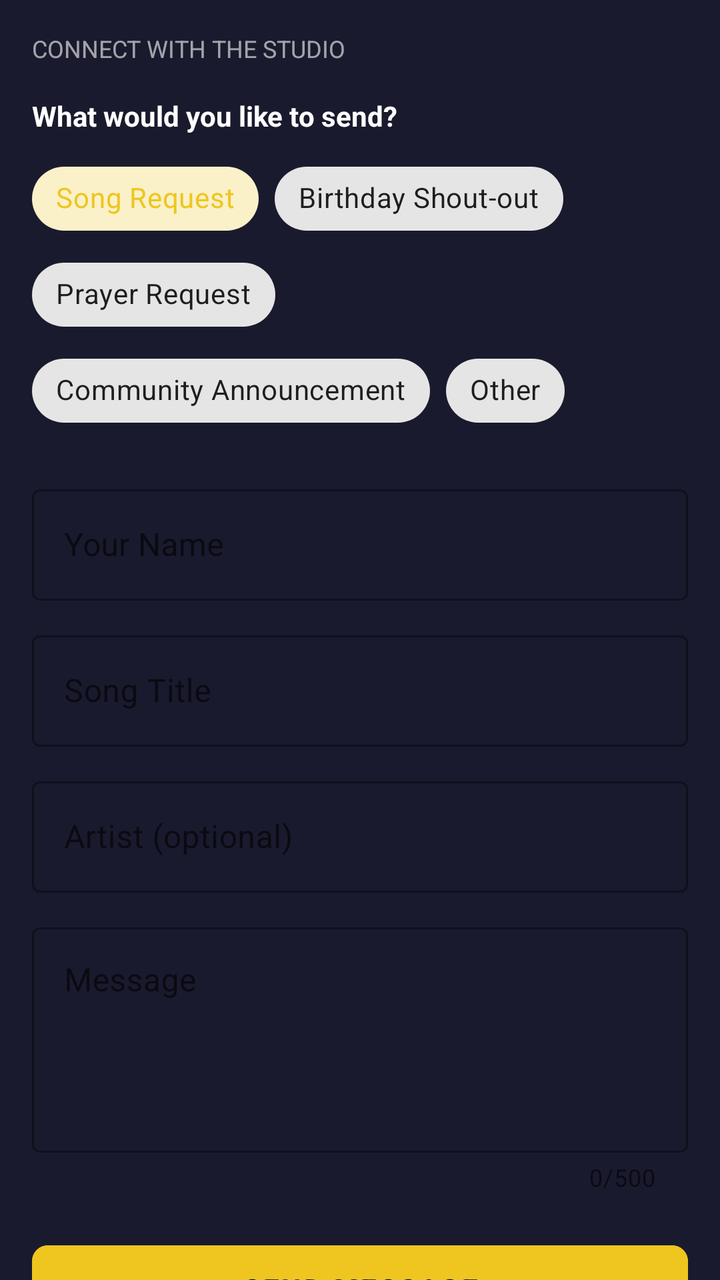
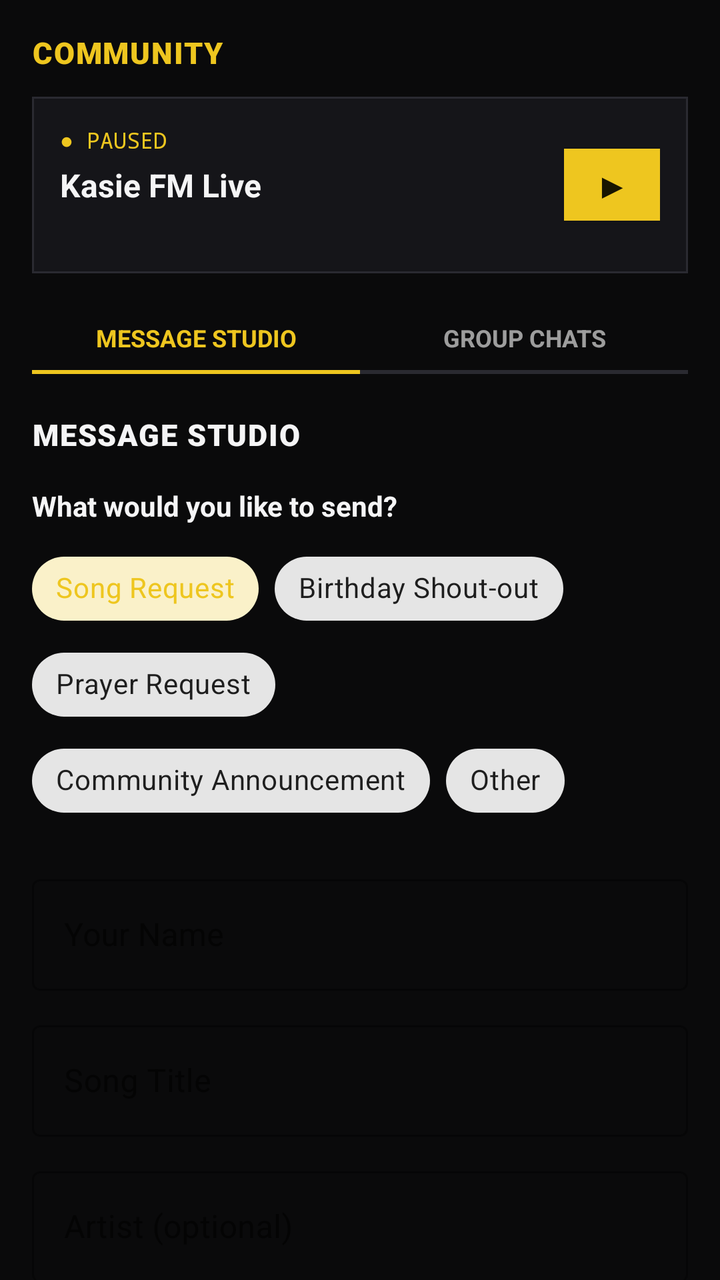

An Android layout rendered at two revisions. The XML below is the earlier revision; the diff shows what the commit changed to produce the second picture.
<!-- AndroidManifest.xml: application theme Theme.KasiStream -->
<!-- res/layout/fragment_connect.xml -->
<?xml version="1.0" encoding="utf-8"?>
<androidx.core.widget.NestedScrollView xmlns:android="http://schemas.android.com/apk/res/android"
    xmlns:app="http://schemas.android.com/apk/res-auto"
    android:layout_width="match_parent"
    android:layout_height="match_parent"
    android:clipToPadding="false"
    android:fillViewport="true"
    android:paddingBottom="24dp">

    <LinearLayout
        android:layout_width="match_parent"
        android:layout_height="wrap_content"
        android:background="#1A1A2E"
        android:orientation="vertical"
        android:padding="16dp">

        <TextView
            android:layout_width="wrap_content"
            android:layout_height="wrap_content"
            android:text="CONNECT WITH THE STUDIO"
            android:textColor="#99FFFFFF"
            android:textSize="12sp" />

        
        <TextView
            android:layout_width="wrap_content"
            android:layout_height="wrap_content"
            android:layout_marginTop="16dp"
            android:text="What would you like to send?"
            android:textColor="#FFFFFF"
            android:textSize="14sp"
            android:textStyle="bold" />

        <com.google.android.material.chip.ChipGroup
            android:id="@+id/request_type_group"
            android:layout_width="match_parent"
            android:layout_height="wrap_content"
            android:layout_marginTop="8dp"
            app:singleSelection="true">

            <com.google.android.material.chip.Chip
                android:id="@+id/chip_song_request"
                style="@style/Widget.MaterialComponents.Chip.Choice"
                android:layout_width="wrap_content"
                android:layout_height="wrap_content"
                android:checked="true"
                android:text="Song Request" />

            <com.google.android.material.chip.Chip
                android:id="@+id/chip_birthday"
                style="@style/Widget.MaterialComponents.Chip.Choice"
                android:layout_width="wrap_content"
                android:layout_height="wrap_content"
                android:text="Birthday Shout-out" />

            <com.google.android.material.chip.Chip
                android:id="@+id/chip_prayer"
                style="@style/Widget.MaterialComponents.Chip.Choice"
                android:layout_width="wrap_content"
                android:layout_height="wrap_content"
                android:text="Prayer Request" />

            <com.google.android.material.chip.Chip
                android:id="@+id/chip_announcement"
                style="@style/Widget.MaterialComponents.Chip.Choice"
                android:layout_width="wrap_content"
                android:layout_height="wrap_content"
                android:text="Community Announcement" />

            <com.google.android.material.chip.Chip
                android:id="@+id/chip_other"
                style="@style/Widget.MaterialComponents.Chip.Choice"
                android:layout_width="wrap_content"
                android:layout_height="wrap_content"
                android:text="Other" />

        </com.google.android.material.chip.ChipGroup>

        
        <com.google.android.material.textfield.TextInputLayout
            android:id="@+id/name_input_layout"
            style="@style/Widget.MaterialComponents.TextInputLayout.OutlinedBox"
            android:layout_width="match_parent"
            android:layout_height="wrap_content"
            android:layout_marginTop="20dp"
            android:hint="Your Name">

            <com.google.android.material.textfield.TextInputEditText
                android:id="@+id/name_input"
                android:layout_width="match_parent"
                android:layout_height="wrap_content"
                android:inputType="textPersonName" />

        </com.google.android.material.textfield.TextInputLayout>

        
        <LinearLayout
            android:id="@+id/song_fields_container"
            android:layout_width="match_parent"
            android:layout_height="wrap_content"
            android:orientation="vertical"
            android:visibility="visible">

            <com.google.android.material.textfield.TextInputLayout
                android:id="@+id/song_title_input_layout"
                style="@style/Widget.MaterialComponents.TextInputLayout.OutlinedBox"
                android:layout_width="match_parent"
                android:layout_height="wrap_content"
                android:layout_marginTop="12dp"
                android:hint="Song Title">

                <com.google.android.material.textfield.TextInputEditText
                    android:id="@+id/song_title_input"
                    android:layout_width="match_parent"
                    android:layout_height="wrap_content"
                    android:inputType="text" />

            </com.google.android.material.textfield.TextInputLayout>

            <com.google.android.material.textfield.TextInputLayout
                style="@style/Widget.MaterialComponents.TextInputLayout.OutlinedBox"
                android:layout_width="match_parent"
                android:layout_height="wrap_content"
                android:layout_marginTop="12dp"
                android:hint="Artist (optional)">

                <com.google.android.material.textfield.TextInputEditText
                    android:id="@+id/artist_input"
                    android:layout_width="match_parent"
                    android:layout_height="wrap_content"
                    android:inputType="text" />

            </com.google.android.material.textfield.TextInputLayout>

        </LinearLayout>

        
        <com.google.android.material.textfield.TextInputLayout
            android:id="@+id/message_input_layout"
            style="@style/Widget.MaterialComponents.TextInputLayout.OutlinedBox"
            android:layout_width="match_parent"
            android:layout_height="wrap_content"
            android:layout_marginTop="12dp"
            android:hint="Message"
            app:counterEnabled="true"
            app:counterMaxLength="500">

            <com.google.android.material.textfield.TextInputEditText
                android:id="@+id/message_input"
                android:layout_width="match_parent"
                android:layout_height="wrap_content"
                android:gravity="top"
                android:inputType="textMultiLine"
                android:lines="4"
                android:maxLength="500" />

        </com.google.android.material.textfield.TextInputLayout>

        
        <com.google.android.material.button.MaterialButton
            android:id="@+id/send_whatsapp_button"
            android:layout_width="match_parent"
            android:layout_height="wrap_content"
            android:layout_marginTop="20dp"
            android:backgroundTint="#EEC61F"
            android:paddingTop="12dp"
            android:paddingBottom="12dp"
            android:text="SEND MESSAGE"
            android:textColor="#0D0F0F"
            android:textStyle="bold"
            app:cornerRadius="8dp" />

        <com.google.android.material.button.MaterialButton
            android:id="@+id/sms_button"
            style="@style/Widget.MaterialComponents.Button.OutlinedButton"
            android:layout_width="match_parent"
            android:layout_height="wrap_content"
            android:layout_marginTop="12dp"
            android:paddingTop="12dp"
            android:paddingBottom="12dp"
            android:text="SMS THE STUDIO"
            android:textColor="#FFFFFF"
            app:cornerRadius="8dp"
            app:strokeColor="#EEC61F" />

        <com.google.android.material.button.MaterialButton
            android:id="@+id/call_button"
            style="@style/Widget.MaterialComponents.Button.OutlinedButton"
            android:layout_width="match_parent"
            android:layout_height="wrap_content"
            android:layout_marginTop="12dp"
            android:layout_marginBottom="4dp"
            android:paddingTop="12dp"
            android:paddingBottom="12dp"
            android:text="CALL THE STUDIO"
            android:textColor="#FFFFFF"
            app:cornerRadius="8dp"
            app:strokeColor="#EEC61F" />

    </LinearLayout>

</androidx.core.widget.NestedScrollView>
<!-- resources referenced by this layout -->
<resources>
  <style name="Theme.KasiStream" parent="Theme.MaterialComponents.DayNight.NoActionBar">
          <item name="colorPrimary">@color/kasie_accent</item>
          <item name="android:statusBarColor">@color/kasie_toolbar</item>
      </style>
  <color name="kasie_accent">#EEC61F</color>
  <color name="kasie_toolbar">#000000</color>
</resources>

<!-- the commit's change to res/layout/fragment_connect.xml (unified diff, before → after) -->
@@ -1,202 +1,73 @@
 <?xml version="1.0" encoding="utf-8"?>
-<androidx.core.widget.NestedScrollView xmlns:android="http://schemas.android.com/apk/res/android"
-    xmlns:app="http://schemas.android.com/apk/res-auto"
-    android:layout_width="match_parent"
-    android:layout_height="match_parent"
-    android:clipToPadding="false"
-    android:fillViewport="true"
-    android:paddingBottom="24dp">
+<androidx.core.widget.NestedScrollView xmlns:android="http://schemas.android.com/apk/res/android" xmlns:app="http://schemas.android.com/apk/res-auto"
+    android:layout_width="match_parent" android:layout_height="match_parent" android:clipToPadding="false" android:fillViewport="true" android:paddingBottom="24dp">
+    <LinearLayout android:layout_width="match_parent" android:layout_height="wrap_content" android:background="@color/kasie_background" android:orientation="vertical" android:padding="16dp">
+        <TextView android:layout_width="wrap_content" android:layout_height="wrap_content" android:text="COMMUNITY" android:textAppearance="@style/TextAppearance.Kasie.Section" android:textColor="@color/kasie_accent" />
 
-    <LinearLayout
-        android:layout_width="match_parent"
-        android:layout_height="wrap_content"
-        android:background="#1A1A2E"
-        android:orientation="vertical"
-        android:padding="16dp">
-
-        <TextView
-            android:layout_width="wrap_content"
-            android:layout_height="wrap_content"
-            android:text="CONNECT WITH THE STUDIO"
-            android:textColor="#99FFFFFF"
-            android:textSize="12sp" />
-
-        
-        <TextView
-            android:layout_width="wrap_content"
-            android:layout_height="wrap_content"
-            android:layout_marginTop="16dp"
-            android:text="What would you like to send?"
-            android:textColor="#FFFFFF"
-            android:textSize="14sp"
-            android:textStyle="bold" />
-
-        <com.google.android.material.chip.ChipGroup
-            android:id="@+id/request_type_group"
-            android:layout_width="match_parent"
-            android:layout_height="wrap_content"
-            android:layout_marginTop="8dp"
-            app:singleSelection="true">
-
-            <com.google.android.material.chip.Chip
-                android:id="@+id/chip_song_request"
-                style="@style/Widget.MaterialComponents.Chip.Choice"
-                android:layout_width="wrap_content"
-                android:layout_height="wrap_content"
-                android:checked="true"
-                android:text="Song Request" />
-
-            <com.google.android.material.chip.Chip
-                android:id="@+id/chip_birthday"
-                style="@style/Widget.MaterialComponents.Chip.Choice"
-                android:layout_width="wrap_content"
-                android:layout_height="wrap_content"
-                android:text="Birthday Shout-out" />
-
-            <com.google.android.material.chip.Chip
-                android:id="@+id/chip_prayer"
-                style="@style/Widget.MaterialComponents.Chip.Choice"
-                android:layout_width="wrap_content"
-                android:layout_height="wrap_content"
-                android:text="Prayer Request" />
-
-            <com.google.android.material.chip.Chip
-                android:id="@+id/chip_announcement"
-                style="@style/Widget.MaterialComponents.Chip.Choice"
-                android:layout_width="wrap_content"
-                android:layout_height="wrap_content"
-                android:text="Community Announcement" />
-
-            <com.google.android.material.chip.Chip
-                android:id="@+id/chip_other"
-                style="@style/Widget.MaterialComponents.Chip.Choice"
-                android:layout_width="wrap_content"
-                android:layout_height="wrap_content"
-                android:text="Other" />
-
-        </com.google.android.material.chip.ChipGroup>
-
-        
-        <com.google.android.material.textfield.TextInputLayout
-            android:id="@+id/name_input_layout"
-            style="@style/Widget.MaterialComponents.TextInputLayout.OutlinedBox"
-            android:layout_width="match_parent"
-            android:layout_height="wrap_content"
-            android:layout_marginTop="20dp"
-            android:hint="Your Name">
-
-            <com.google.android.material.textfield.TextInputEditText
-                android:id="@+id/name_input"
-                android:layout_width="match_parent"
-                android:layout_height="wrap_content"
-                android:inputType="textPersonName" />
-
-        </com.google.android.material.textfield.TextInputLayout>
-
-        
-        <LinearLayout
-            android:id="@+id/song_fields_container"
-            android:layout_width="match_parent"
-            android:layout_height="wrap_content"
-            android:orientation="vertical"
-            android:visibility="visible">
-
-            <com.google.android.material.textfield.TextInputLayout
-                android:id="@+id/song_title_input_layout"
-                style="@style/Widget.MaterialComponents.TextInputLayout.OutlinedBox"
-                android:layout_width="match_parent"
-                android:layout_height="wrap_content"
-                android:layout_marginTop="12dp"
-                android:hint="Song Title">
-
-                <com.google.android.material.textfield.TextInputEditText
-                    android:id="@+id/song_title_input"
-                    android:layout_width="match_parent"
-                    android:layout_height="wrap_content"
-                    android:inputType="text" />
-
-            </com.google.android.material.textfield.TextInputLayout>
-
-            <com.google.android.material.textfield.TextInputLayout
-                style="@style/Widget.MaterialComponents.TextInputLayout.OutlinedBox"
-                android:layout_width="match_parent"
-                android:layout_height="wrap_content"
-                android:layout_marginTop="12dp"
-                android:hint="Artist (optional)">
-
-                <com.google.android.material.textfield.TextInputEditText
-                    android:id="@+id/artist_input"
-                    android:layout_width="match_parent"
-                    android:layout_height="wrap_content"
-                    android:inputType="text" />
-
-            </com.google.android.material.textfield.TextInputLayout>
-
+        <LinearLayout android:layout_width="match_parent" android:layout_height="wrap_content" android:layout_marginTop="12dp" android:background="@drawable/bg_dark_card" android:gravity="center_vertical" android:orientation="horizontal" android:padding="14dp">
+            <LinearLayout android:layout_width="0dp" android:layout_height="wrap_content" android:layout_weight="1" android:orientation="vertical">
+                <TextView android:id="@+id/community_live_status" android:layout_width="wrap_content" android:layout_height="wrap_content" android:text="● PAUSED" android:textColor="@color/kasie_accent" android:textSize="11sp" android:typeface="monospace" />
+                <TextView android:id="@+id/community_live_show_title" android:layout_width="match_parent" android:layout_height="wrap_content" android:layout_marginTop="4dp" android:ellipsize="end" android:maxLines="1" android:text="Kasie FM Live" android:textColor="@color/kasie_text_primary" android:textSize="16sp" android:textStyle="bold" />
+                <TextView android:id="@+id/community_live_show_time" android:layout_width="match_parent" android:layout_height="wrap_content" android:layout_marginTop="3dp" android:ellipsize="end" android:maxLines="1" android:textColor="@color/kasie_text_muted" android:textSize="12sp" />
+            </LinearLayout>
+            <com.google.android.material.button.MaterialButton android:id="@+id/community_live_play_button" android:layout_width="48dp" android:layout_height="48dp" android:backgroundTint="@color/kasie_accent" android:text="▶" android:textColor="@color/kasie_text_on_accent" android:textSize="18sp" app:cornerRadius="0dp" />
         </LinearLayout>
 
-        
-        <com.google.android.material.textfield.TextInputLayout
-            android:id="@+id/message_input_layout"
-            style="@style/Widget.MaterialComponents.TextInputLayout.OutlinedBox"
-            android:layout_width="match_parent"
-            android:layout_height="wrap_content"
-            android:layout_marginTop="12dp"
-            android:hint="Message"
-            app:counterEnabled="true"
-            app:counterMaxLength="500">
+        <LinearLayout android:layout_width="match_parent" android:layout_height="wrap_content" android:layout_marginTop="24dp" android:orientation="horizontal">
+            <LinearLayout android:layout_width="0dp" android:layout_height="wrap_content" android:layout_weight="1" android:orientation="vertical">
+                <TextView android:id="@+id/message_studio_tab" android:layout_width="match_parent" android:layout_height="wrap_content" android:gravity="center" android:paddingBottom="8dp" android:text="MESSAGE STUDIO" android:textColor="@color/kasie_accent" android:textSize="12sp" android:textStyle="bold" />
+                <View android:id="@+id/message_studio_indicator" android:layout_width="match_parent" android:layout_height="2dp" android:background="@color/kasie_accent" />
+            </LinearLayout>
+            <LinearLayout android:layout_width="0dp" android:layout_height="wrap_content" android:layout_weight="1" android:orientation="vertical">
+                <TextView android:id="@+id/group_chats_tab" android:layout_width="match_parent" android:layout_height="wrap_content" android:gravity="center" android:paddingBottom="8dp" android:text="GROUP CHATS" android:textColor="@color/kasie_text_muted" android:textSize="12sp" android:textStyle="bold" />
+                <View android:id="@+id/group_chats_indicator" android:layout_width="match_parent" android:layout_height="2dp" android:background="@color/kasie_outline" />
+            </LinearLayout>
+        </LinearLayout>
 
-            <com.google.android.material.textfield.TextInputEditText
-                android:id="@+id/message_input"
-                android:layout_width="match_parent"
-                android:layout_height="wrap_content"
-                android:gravity="top"
-                android:inputType="textMultiLine"
-                android:lines="4"
-                android:maxLength="500" />
+        <LinearLayout android:id="@+id/message_studio_container" android:layout_width="match_parent" android:layout_height="wrap_content" android:orientation="vertical">
+            <TextView android:layout_width="wrap_content" android:layout_height="wrap_content" android:layout_marginTop="20dp" android:text="MESSAGE STUDIO" android:textAppearance="@style/TextAppearance.Kasie.Section" />
+            <TextView android:layout_width="wrap_content" android:layout_height="wrap_content" android:layout_marginTop="16dp" android:text="What would you like to send?" android:textColor="@color/kasie_text_primary" android:textSize="14sp" android:textStyle="bold" />
+            <com.google.android.material.chip.ChipGroup android:id="@+id/request_type_group" android:layout_width="match_parent" android:layout_height="wrap_content" android:layout_marginTop="8dp" app:singleSelection="true">
+                <com.google.android.material.chip.Chip android:id="@+id/chip_song_request" style="@style/Widget.MaterialComponents.Chip.Choice" android:layout_width="wrap_content" android:layout_height="wrap_content" android:checked="true" android:text="Song Request" />
+                <com.google.android.material.chip.Chip android:id="@+id/chip_birthday" style="@style/Widget.MaterialComponents.Chip.Choice" android:layout_width="wrap_content" android:layout_height="wrap_content" android:text="Birthday Shout-out" />
+                <com.google.android.material.chip.Chip android:id="@+id/chip_prayer" style="@style/Widget.MaterialComponents.Chip.Choice" android:layout_width="wrap_content" android:layout_height="wrap_content" android:text="Prayer Request" />
+                <com.google.android.material.chip.Chip android:id="@+id/chip_announcement" style="@style/Widget.MaterialComponents.Chip.Choice" android:layout_width="wrap_content" android:layout_height="wrap_content" android:text="Community Announcement" />
+                <com.google.android.material.chip.Chip android:id="@+id/chip_other" style="@style/Widget.MaterialComponents.Chip.Choice" android:layout_width="wrap_content" android:layout_height="wrap_content" android:text="Other" />
+            </com.google.android.material.chip.ChipGroup>
+            <com.google.android.material.textfield.TextInputLayout android:id="@+id/name_input_layout" style="@style/Widget.MaterialComponents.TextInputLayout.OutlinedBox" android:layout_width="match_parent" android:layout_height="wrap_content" android:layout_marginTop="20dp" android:hint="Your Name">
+                <com.google.android.material.textfield.TextInputEditText android:id="@+id/name_input" android:layout_width="match_parent" android:layout_height="wrap_content" android:inputType="textPersonName" />
+            </com.google.android.material.textfield.TextInputLayout>
+            <LinearLayout android:id="@+id/song_fields_container" android:layout_width="match_parent" android:layout_height="wrap_content" android:orientation="vertical" android:visibility="visible">
+                <com.google.android.material.textfield.TextInputLayout android:id="@+id/song_title_input_layout" style="@style/Widget.MaterialComponents.TextInputLayout.OutlinedBox" android:layout_width="match_parent" android:layout_height="wrap_content" android:layout_marginTop="12dp" android:hint="Song Title">
+                    <com.google.android.material.textfield.TextInputEditText android:id="@+id/song_title_input" android:layout_width="match_parent" android:layout_height="wrap_content" android:inputType="text" />
+                </com.google.android.material.textfield.TextInputLayout>
+                <com.google.android.material.textfield.TextInputLayout style="@style/Widget.MaterialComponents.TextInputLayout.OutlinedBox" android:layout_width="match_parent" android:layout_height="wrap_content" android:layout_marginTop="12dp" android:hint="Artist (optional)">
+                    <com.google.android.material.textfield.TextInputEditText android:id="@+id/artist_input" android:layout_width="match_parent" android:layout_height="wrap_content" android:inputType="text" />
+                </com.google.android.material.textfield.TextInputLayout>
+            </LinearLayout>
+            <com.google.android.material.textfield.TextInputLayout android:id="@+id/message_input_layout" style="@style/Widget.MaterialComponents.TextInputLayout.OutlinedBox" android:layout_width="match_parent" android:layout_height="wrap_content" android:layout_marginTop="12dp" android:hint="Message" app:counterEnabled="true" app:counterMaxLength="500">
+                <com.google.android.material.textfield.TextInputEditText android:id="@+id/message_input" android:layout_width="match_parent" android:layout_height="wrap_content" android:gravity="top" android:inputType="textMultiLine" android:lines="4" android:maxLength="500" />
+            </com.google.android.material.textfield.TextInputLayout>
+            <com.google.android.material.button.MaterialButton android:id="@+id/send_whatsapp_button" android:layout_width="match_parent" android:layout_height="wrap_content" android:layout_marginTop="20dp" android:backgroundTint="@color/kasie_accent" android:paddingTop="12dp" android:paddingBottom="12dp" android:text="SEND MESSAGE" android:textColor="@color/kasie_text_on_accent" android:textStyle="bold" app:cornerRadius="8dp" />
+            <com.google.android.material.button.MaterialButton android:id="@+id/sms_button" style="@style/Widget.MaterialComponents.Button.OutlinedButton" android:layout_width="match_parent" android:layout_height="wrap_content" android:layout_marginTop="12dp" android:paddingTop="12dp" android:paddingBottom="12dp" android:text="SMS THE STUDIO" android:textColor="@color/kasie_text_primary" app:cornerRadius="8dp" app:strokeColor="@color/kasie_accent" />
+            <com.google.android.material.button.MaterialButton android:id="@+id/call_button" style="@style/Widget.MaterialComponents.Button.OutlinedButton" android:layout_width="match_parent" android:layout_height="wrap_content" android:layout_marginTop="12dp" android:layout_marginBottom="4dp" android:paddingTop="12dp" android:paddingBottom="12dp" android:text="CALL THE STUDIO" android:textColor="@color/kasie_text_primary" app:cornerRadius="8dp" app:strokeColor="@color/kasie_accent" />
+        </LinearLayout>
 
-        </com.google.android.material.textfield.TextInputLayout>
-
-        
-        <com.google.android.material.button.MaterialButton
-            android:id="@+id/send_whatsapp_button"
-            android:layout_width="match_parent"
-            android:layout_height="wrap_content"
-            android:layout_marginTop="20dp"
-            android:backgroundTint="#EEC61F"
-            android:paddingTop="12dp"
-            android:paddingBottom="12dp"
-            android:text="SEND MESSAGE"
-            android:textColor="#0D0F0F"
-            android:textStyle="bold"
-            app:cornerRadius="8dp" />
-
-        <com.google.android.material.button.MaterialButton
-            android:id="@+id/sms_button"
-            style="@style/Widget.MaterialComponents.Button.OutlinedButton"
-            android:layout_width="match_parent"
-            android:layout_height="wrap_content"
-            android:layout_marginTop="12dp"
-            android:paddingTop="12dp"
-            android:paddingBottom="12dp"
-            android:text="SMS THE STUDIO"
-            android:textColor="#FFFFFF"
-            app:cornerRadius="8dp"
-            app:strokeColor="#EEC61F" />
-
-        <com.google.android.material.button.MaterialButton
-            android:id="@+id/call_button"
-            style="@style/Widget.MaterialComponents.Button.OutlinedButton"
-            android:layout_width="match_parent"
-            android:layout_height="wrap_content"
-            android:layout_marginTop="12dp"
-            android:layout_marginBottom="4dp"
-            android:paddingTop="12dp"
-            android:paddingBottom="12dp"
-            android:text="CALL THE STUDIO"
-            android:textColor="#FFFFFF"
-            app:cornerRadius="8dp"
-            app:strokeColor="#EEC61F" />
-
+        <LinearLayout android:id="@+id/group_chats_container" android:layout_width="match_parent" android:layout_height="wrap_content" android:orientation="vertical" android:visibility="gone">
+            <TextView android:layout_width="wrap_content" android:layout_height="wrap_content" android:layout_marginTop="20dp" android:text="GROUP CHATS" android:textAppearance="@style/TextAppearance.Kasie.Section" />
+            <LinearLayout android:id="@+id/live_show_chat_card" android:layout_width="match_parent" android:layout_height="wrap_content" android:layout_marginTop="12dp" android:background="@drawable/bg_dark_card" android:clickable="true" android:focusable="true" android:orientation="vertical" android:padding="16dp">
+                <TextView android:layout_width="wrap_content" android:layout_height="wrap_content" android:text="Live Show Chat" android:textColor="@color/kasie_text_primary" android:textSize="16sp" android:textStyle="bold" />
+                <TextView android:layout_width="match_parent" android:layout_height="wrap_content" android:layout_marginTop="5dp" android:text="Chat with listeners during the current show." android:textColor="@color/kasie_text_muted" android:textSize="13sp" />
+            </LinearLayout>
+            <LinearLayout android:id="@+id/community_lounge_card" android:layout_width="match_parent" android:layout_height="wrap_content" android:layout_marginTop="10dp" android:background="@drawable/bg_dark_card" android:clickable="true" android:focusable="true" android:orientation="vertical" android:padding="16dp">
+                <TextView android:layout_width="wrap_content" android:layout_height="wrap_content" android:text="Community Lounge" android:textColor="@color/kasie_text_primary" android:textSize="16sp" android:textStyle="bold" />
+                <TextView android:layout_width="match_parent" android:layout_height="wrap_content" android:layout_marginTop="5dp" android:text="General Kasie FM community conversation." android:textColor="@color/kasie_text_muted" android:textSize="13sp" />
+            </LinearLayout>
+            <LinearLayout android:id="@+id/local_events_card" android:layout_width="match_parent" android:layout_height="wrap_content" android:layout_marginTop="10dp" android:background="@drawable/bg_dark_card" android:clickable="true" android:focusable="true" android:orientation="vertical" android:padding="16dp">
+                <TextView android:layout_width="wrap_content" android:layout_height="wrap_content" android:text="Local Events" android:textColor="@color/kasie_text_primary" android:textSize="16sp" android:textStyle="bold" />
+                <TextView android:layout_width="match_parent" android:layout_height="wrap_content" android:layout_marginTop="5dp" android:text="Talk about events happening in the community." android:textColor="@color/kasie_text_muted" android:textSize="13sp" />
+            </LinearLayout>
+            <Space android:layout_width="match_parent" android:layout_height="88dp" />
+        </LinearLayout>
     </LinearLayout>
-
 </androidx.core.widget.NestedScrollView>
<!-- resource entries referenced after the edit -->
@@ -4,7 +4,27 @@
           <item name="colorPrimary">@color/kasie_accent</item>
           <item name="android:statusBarColor">@color/kasie_toolbar</item>
       </style>
+  <color name="kasie_surface">#151519</color>
+  <dimen name="text_section">15sp</dimen>
   <color name="kasie_accent">#EEC61F</color>
+  <color name="kasie_background">#0A0A0B</color>
+  <color name="kasie_outline">#2A2A31</color>
+  <color name="kasie_text_muted">#99FFFFFF</color>
+  <color name="kasie_text_on_accent">#181500</color>
+  <color name="kasie_text_primary">#F5F5F6</color>
+  <!-- drawable bg_dark_card (drawable) -->
+  <?xml version="1.0" encoding="utf-8"?>
+  <shape xmlns:android="http://schemas.android.com/apk/res/android" android:shape="rectangle">
+      <solid android:color="@color/kasie_surface" />
+      <stroke android:width="1dp" android:color="@color/kasie_outline" />
+  </shape>
+  <style name="TextAppearance.Kasie.Section" parent="TextAppearance.AppCompat">
+          <item name="android:fontFamily">sans-serif-black</item>
+          <item name="android:textSize">@dimen/text_section</item>
+          <item name="android:letterSpacing">0.04</item>
+          <item name="android:textColor">@color/kasie_text_primary</item>
+          <item name="android:textAllCaps">true</item>
+      </style>
   <color name="kasie_toolbar">#000000</color>
 </resources>
 
